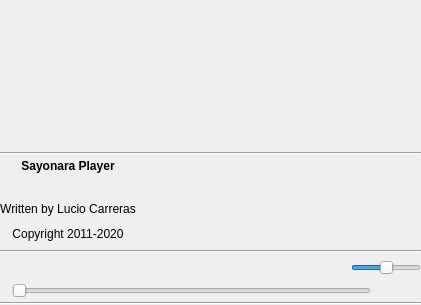
Qt form src/Gui/Player/GUI_ControlsNew.ui (Inferno214221/sayonara-player) before a commit.
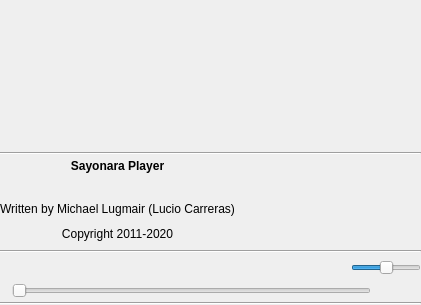
The same form after that commit. Icons and pictures are not drawn. Custom widgets are drawn as their Qt base class.

What changed in the file:
```diff
--- a/src/Gui/Player/GUI_ControlsNew.ui
+++ b/src/Gui/Player/GUI_ControlsNew.ui
@@ -463,7 +463,7 @@
         </size>
        </property>
        <property name="text">
-        <string>Written by Lucio Carreras</string>
+        <string>Written by Michael Lugmair (Lucio Carreras)</string>
        </property>
        <property name="alignment">
         <set>Qt::AlignCenter</set>
```
